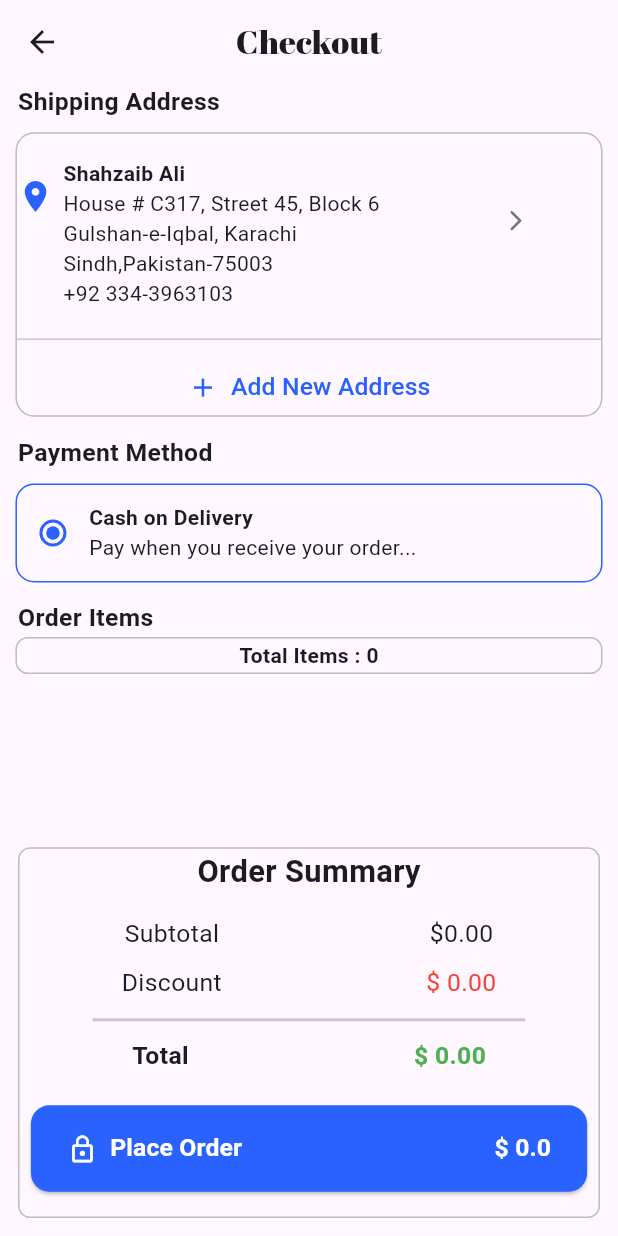
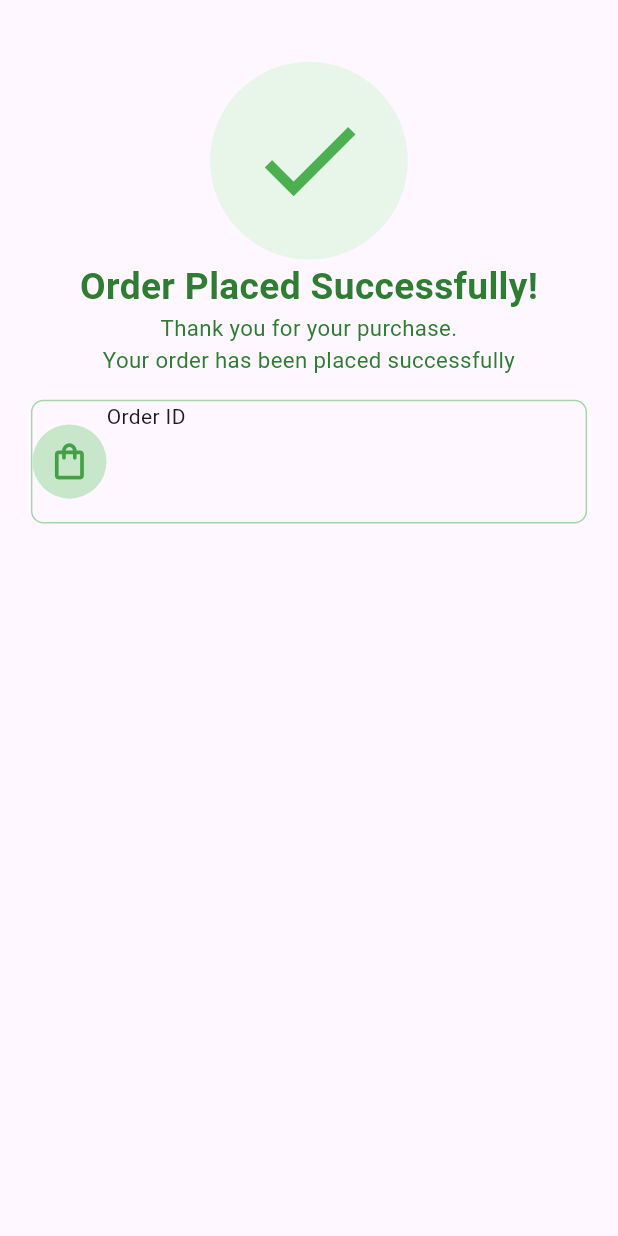
Before and after one commit to ShahzaibAliofficial/flutter-shopping-app, a Flutter app: the CheckoutScreen screen opened directly, after a tap on "Place Order", on a phone screen of 412 x 824 dp. Run offline on Flutter 3.47's test engine with Material 3 defaults, Android fonts, the light colour scheme and no system bars; our stand-ins replace carousel_slider, google_fonts, shared_preferences, smooth_page_indicator; accounts and stored records are empty; network calls fail.

Commit message:
Implementing Order Success Screen

```diff
--- a/lib/screens/checkout_screen.dart
+++ b/lib/screens/checkout_screen.dart
@@ -3,6 +3,8 @@ import 'package:google_fonts/google_fonts.dart';
 import 'package:shahz_cart_shopping_app/providers/cart_item_provider.dart';
 import 'package:provider/provider.dart';
 import 'product_detail_screen.dart';
+import 'order_success_screen.dart';
+
 
 class CheckoutScreen  extends StatelessWidget{
   @override
@@ -326,6 +328,7 @@ class CheckoutScreen  extends StatelessWidget{
                   height: h * 0.07,
                   child: ElevatedButton(
                     onPressed: () {
+                      Navigator.push(context, MaterialPageRoute(builder: (context) => OrderSuccessScreen()));
                     },
                     style: ElevatedButton.styleFrom(
                       backgroundColor: Colors.blueAccent.shade700,
--- /dev/null
+++ b/lib/screens/order_success_screen.dart
@@ -0,0 +1,68 @@
+import 'package:flutter/material.dart';
+import 'date:math';
+class OrderSuccessScreen extends StatelessWidget{
+  @override
+  Widget build(BuildContext context) {
+    double h = MediaQuery.of(context).size.height;
+    double w = MediaQuery.of(context).size.width;
+
+    return Scaffold(
+      body: Padding(
+        padding:  EdgeInsets.only(top: h*0.05),
+        child: Column(
+          children: [
+            Align(
+              alignment: Alignment.topCenter,
+              child: CircleAvatar(
+                backgroundColor: Colors.green.shade50,
+                radius: h*0.08,
+                child: Icon(Icons.check,size: h*0.1,color: Colors.green,),
+              ),
+            ),
+            Center(
+                child: Text('Order Placed Successfully!',style: TextStyle(
+                  color: Colors.green.shade800,
+                  fontSize: h*0.03,
+                  fontWeight: FontWeight.bold
+                ),)),
+            Text('Thank you for your purchase.\nYour order has been placed successfully',textAlign: TextAlign.center,style: TextStyle(
+              fontSize: h*0.018,
+              color: Colors.green.shade800
+            ),),
+            SizedBox(
+              height: h*0.02,
+            ),
+            Container(
+              width: w*0.9,
+              height: h*0.1,
+              decoration: BoxDecoration(
+                borderRadius: BorderRadius.circular(h*0.01),
+                border: Border.all(
+                  color: Colors.green.shade200
+                )
+              ),
+              child: Row(
+                children: [
+                  Row(
+                    children: [
+                      CircleAvatar(
+                        backgroundColor: Colors.green.shade100,
+                        radius: h*0.03,
+                        child: Icon(Icons.shopping_bag_outlined,color: Colors.green.shade600,size: h*0.035,),
+                      ),
+                      Column(
+                        children: [
+                          Text('Order ID')
+                        ],
+                      )
+                    ],
+                  )
+                ],
+              ),
+            )
+          ],
+        ),
+      ),
+    );
+  }
+}
```
